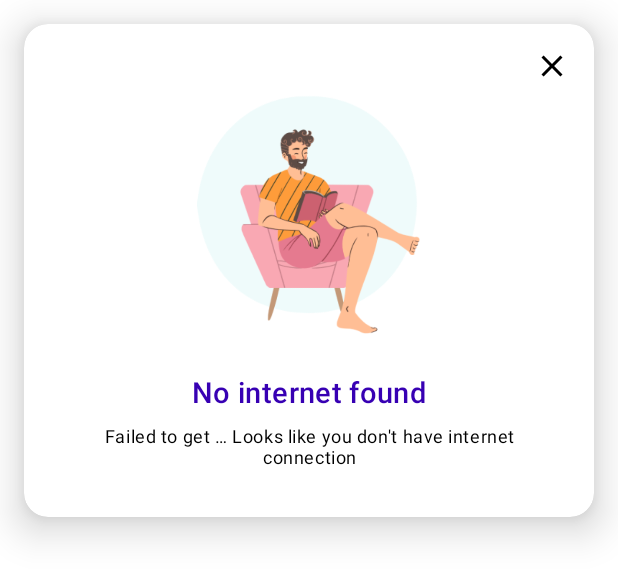
After one commit to rogergcc/CertificatePinningDemo, an Android app: the layout fragment_error_dialog.xml on its own in the app's theme, with its tools: preview values and no code run, on a phone screen of 412 x 824 dp. The commit adds this screen. Shown: the top 579 px of the screen. Run offline under Robolectric (Android 15) with nearby library versions, the phone set to English and light mode, and no system bars.

Commit message:
partial implement custom ErrorDialogFragment.kt error enum type dialog

```diff
--- a/app/src/main/java/com/rogergcc/certificatepinningdemo/ui/common/viewextensions.kt
+++ b/app/src/main/java/com/rogergcc/certificatepinningdemo/ui/common/viewextensions.kt
@@ -8,7 +8,6 @@ import android.widget.Toast
 import androidx.annotation.DrawableRes
 import androidx.fragment.app.Fragment
 import com.bumptech.glide.Glide
-import com.bumptech.glide.load.engine.DiskCacheStrategy
 
 fun View.hide() {
     this.visibility = View.GONE
@@ -34,9 +33,10 @@ fun ImageView.loadUrl(url: String) {
 fun ImageView.loadImageFromResource(@DrawableRes resourceId: Int) {
     Glide.with(context)
         .load(resourceId)
-        .centerCrop()
-        .diskCacheStrategy(DiskCacheStrategy.ALL)
+//        .centerCrop()
+//        .diskCacheStrategy(DiskCacheStrategy.ALL)
         .into(this)
+
 }
 
 inline fun <T : View> T.showIf(condition: (T) -> Boolean) {
--- /dev/null
+++ b/app/src/main/res/drawable/ic_baseline_close_24.xml
@@ -0,0 +1,10 @@
+<vector xmlns:android="http://schemas.android.com/apk/res/android"
+    android:width="24dp"
+    android:height="24dp"
+    android:tint="?attr/colorControlNormal"
+    android:viewportWidth="24"
+    android:viewportHeight="24">
+    <path
+        android:fillColor="@android:color/white"
+        android:pathData="M19,6.41L17.59,5 12,10.59 6.41,5 5,6.41 10.59,12 5,17.59 6.41,19 12,13.41 17.59,19 19,17.59 13.41,12z" />
+</vector>
--- /dev/null
+++ b/app/src/main/res/layout/fragment_error_dialog.xml
@@ -0,0 +1,65 @@
+<?xml version="1.0" encoding="utf-8"?>
+<com.google.android.material.card.MaterialCardView xmlns:android="http://schemas.android.com/apk/res/android"
+    xmlns:app="http://schemas.android.com/apk/res-auto"
+    xmlns:tools="http://schemas.android.com/tools"
+    android:layout_width="wrap_content"
+    android:layout_height="wrap_content"
+    android:layout_margin="16dp"
+    android:background="?attr/colorBackgroundFloating"
+    app:cardCornerRadius="16dp"
+    app:cardElevation="16dp"
+    tools:context=".ui.customs.ErrorDialogFragment">
+
+    <RelativeLayout
+        android:layout_width="match_parent"
+        android:layout_height="match_parent">
+
+        <LinearLayout
+            android:layout_width="wrap_content"
+            android:layout_height="wrap_content"
+            android:gravity="center"
+            android:orientation="vertical"
+            android:padding="32dp">
+
+            <ImageView
+                android:id="@+id/errorImage"
+                android:layout_width="200dp"
+                android:layout_height="200dp"
+                android:adjustViewBounds="true"
+                tools:src="@drawable/no_internet" />
+
+            <TextView
+                android:id="@+id/errorTitle"
+                android:layout_width="wrap_content"
+                android:layout_height="wrap_content"
+                android:layout_marginBottom="8dp"
+                android:textAppearance="@style/TextAppearance.MdcTypographyStyles.Headline6"
+                android:textColor="@color/design_default_color_primary_dark"
+                tools:text="@string/no_internet_title" />
+
+            <TextView
+                android:id="@+id/errorDescription"
+                android:layout_width="wrap_content"
+                android:layout_height="wrap_content"
+                android:textAlignment="center"
+                android:textAppearance="@style/TextAppearance.MdcTypographyStyles.Caption"
+                android:textColor="?attr/colorOnSurface"
+                tools:text="@string/no_internet_message" />
+
+
+        </LinearLayout>
+
+        <ImageButton
+            android:id="@+id/closeBtn"
+            android:layout_width="wrap_content"
+            android:layout_height="wrap_content"
+            android:layout_alignParentTop="true"
+            android:layout_alignParentEnd="true"
+            android:layout_margin="16dp"
+            android:background="@android:color/transparent"
+            android:src="@drawable/ic_baseline_close_24"
+            app:tint="?attr/colorOnSurface" />
+    </RelativeLayout>
+
+
+</com.google.android.material.card.MaterialCardView>
--- a/app/src/main/res/values/strings.xml
+++ b/app/src/main/res/values/strings.xml
@@ -18,4 +18,17 @@
     <string name="followers_total_message">%s followers</string>
     <string name="following_total_message">%s following</string>
     <string name="user_not_found_message">user not found</string>
+
+    <string name="error_message">"Something went wrong.\nWe have informed our team about this problem.\nTerribly sorry …"</string>
+
+
+    <string name="no_internet_title">No internet found</string>
+    <string name="no_internet_message">Failed to get … Looks like you don\'t have internet connection</string>
+
+    <string name="unknown_error_title">Something went wrong</string>
+    <string name="unknown_error_message">Looks like something went wrong while getting your data. Please try again later</string>
+    <string name="no_sslpinning_title">Certificate Not Valid</string>
+    <string name="no_sslpinning_message">SSLPeerUnverifiedException Certificate pinning failure</string>
+
+
 </resources>
--- a/app/src/main/res/values/styles.xml
+++ b/app/src/main/res/values/styles.xml
@@ -20,5 +20,20 @@
 
     </style>
 
+    <style name="parent">
+        <item name="android:layout_width">match_parent</item>
+        <item name="android:layout_height">match_parent</item>
+    </style>
 
+    <style name="TextAppearance.MdcTypographyStyles.Headline6" parent="TextAppearance.MaterialComponents.Headline6">
+        <!--        <item name="fontFamily">@font/poppins_medium</item>-->
+        <!--        <item name="android:fontFamily">@font/poppins_medium</item>-->
+        <item name="android:textSize">19sp</item>
+    </style>
+
+    <style name="TextAppearance.MdcTypographyStyles.Caption" parent="TextAppearance.MaterialComponents.Caption">
+        <!--        <item name="fontFamily">@font/raleway_regular</item>-->
+        <!--        <item name="android:fontFamily">@font/raleway_regular</item>-->
+        <item name="android:textSize">12sp</item>
+    </style>
 </resources>
```
Also changed, not shown: app/src/main/java/com/rogergcc/certificatepinningdemo/core/ResourceState.kt (+17 -1 lines), app/src/main/java/com/rogergcc/certificatepinningdemo/data/GithubRepositoryImpl.kt (+25 -23 lines), app/src/main/java/com/rogergcc/certificatepinningdemo/ui/SearchUserFragment.kt (+54 -14 lines), app/src/main/java/com/rogergcc/certificatepinningdemo/ui/customs/Constants.kt (added, +49 -0 lines), app/src/main/java/com/rogergcc/certificatepinningdemo/ui/customs/ErrorDialogFragment.kt (added, +52 -0 lines), app/src/main/java/com/rogergcc/certificatepinningdemo/ui/presentation/MainViewModel.kt (+38 -18 lines), app/src/main/res/drawable/ic_cancel.xml (added, +11 -0 lines), app/src/main/res/layout/fragment_search_user.xml (+47 -50 lines), app/src/main/res/drawable/no_internet.png (added).
